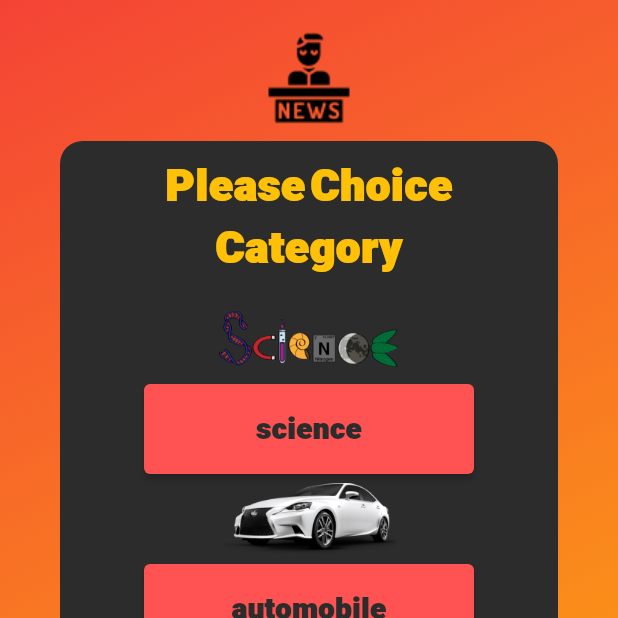
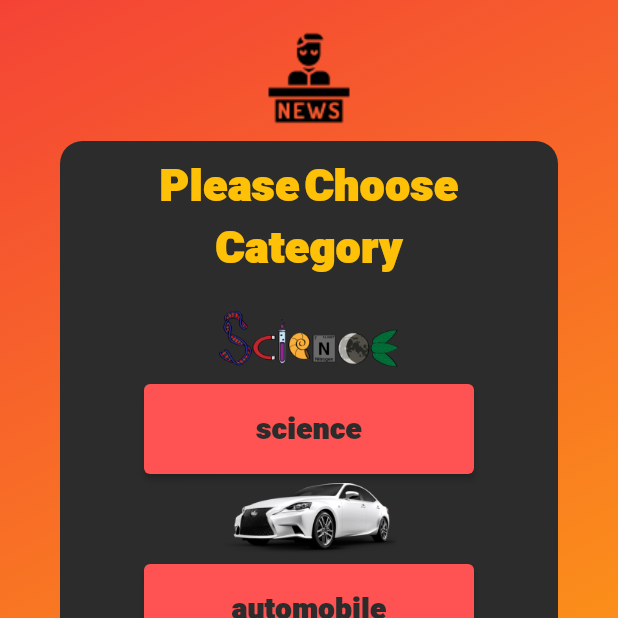
Before and after one commit to arianforoutan/a-news, a Flutter app: the screen it shows after launch, on a phone screen of 412 x 824 dp, the top half of it. Run offline on Flutter 3.47's test engine with Material 2 defaults, Android fonts, the phone set to English and light mode, and no system bars; our stand-ins replace dio, flutter_spinkit.

Commit message:
Improve the code

```diff
--- a/lib/HomeScreen.dart
+++ b/lib/HomeScreen.dart
@@ -61,7 +61,7 @@ class _HomeScreenState extends State<HomeScreen> {
                           Padding(
                             padding: const EdgeInsets.all(10),
                             child: Text(
-                              'Please Choice Category',
+                              'Please Choose Category',
                               style: TextStyle(
                                   color: Colors.amber,
                                   fontSize: 30,
--- a/pubspec.yaml
+++ b/pubspec.yaml
@@ -36,6 +36,7 @@ dependencies:
   cupertino_icons: ^1.0.2
   dio: ^4.0.6
   flutter_spinkit: ^5.1.0
+
 
 dev_dependencies:
   flutter_test:
```
